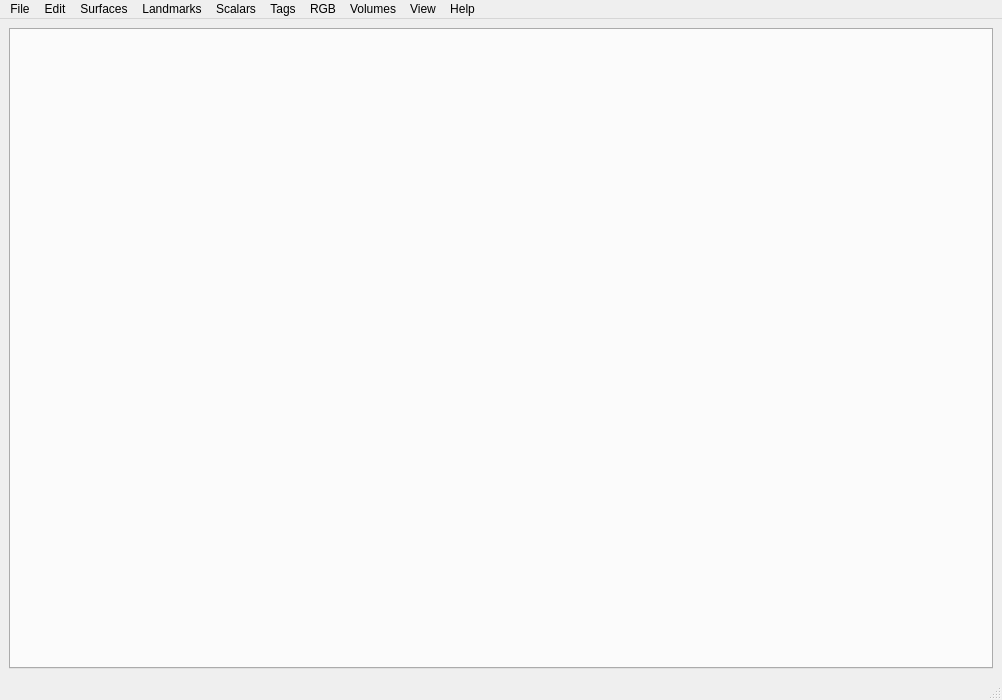
First picture: the form in MorphoDig/MorphoDig.ui, repository morphomuseum/MorphoDig, before the edit.
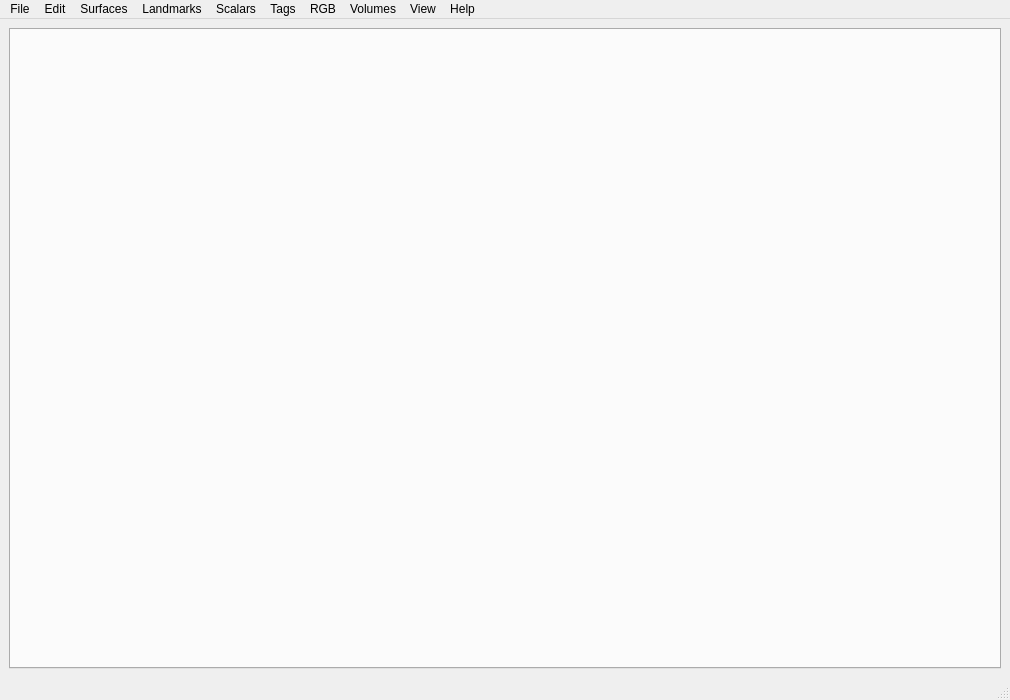
Second picture: the form after the edit. Icons and pictures are not drawn.

The edit to the form file:
```diff
--- a/MorphoDig/MorphoDig.ui
+++ b/MorphoDig/MorphoDig.ui
@@ -6,10 +6,16 @@
    <rect>
     <x>0</x>
     <y>0</y>
-    <width>1002</width>
+    <width>1010</width>
     <height>700</height>
    </rect>
   </property>
+  <property name="sizePolicy">
+   <sizepolicy hsizetype="Expanding" vsizetype="Expanding">
+    <horstretch>0</horstretch>
+    <verstretch>0</verstretch>
+   </sizepolicy>
+  </property>
   <property name="windowTitle">
    <string>MorphoDig</string>
   </property>
@@ -39,8 +45,8 @@
     <rect>
      <x>0</x>
      <y>0</y>
-     <width>1002</width>
-     <height>26</height>
+     <width>1010</width>
+     <height>22</height>
     </rect>
    </property>
    <widget class="QMenu" name="menuFile">
```
